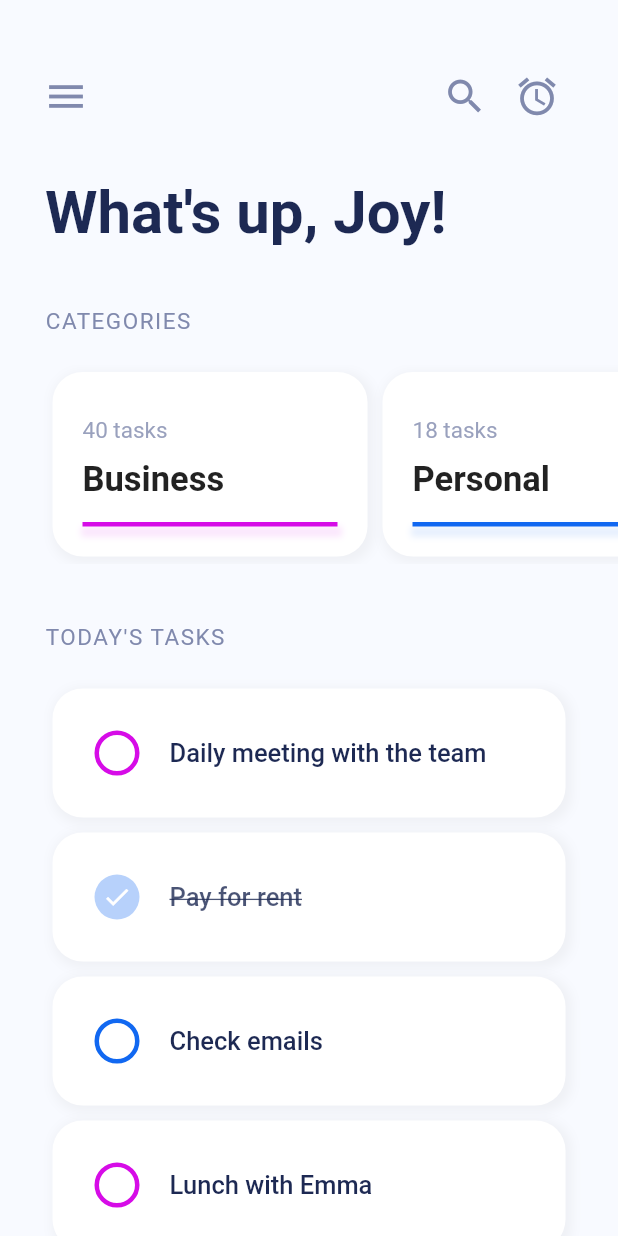
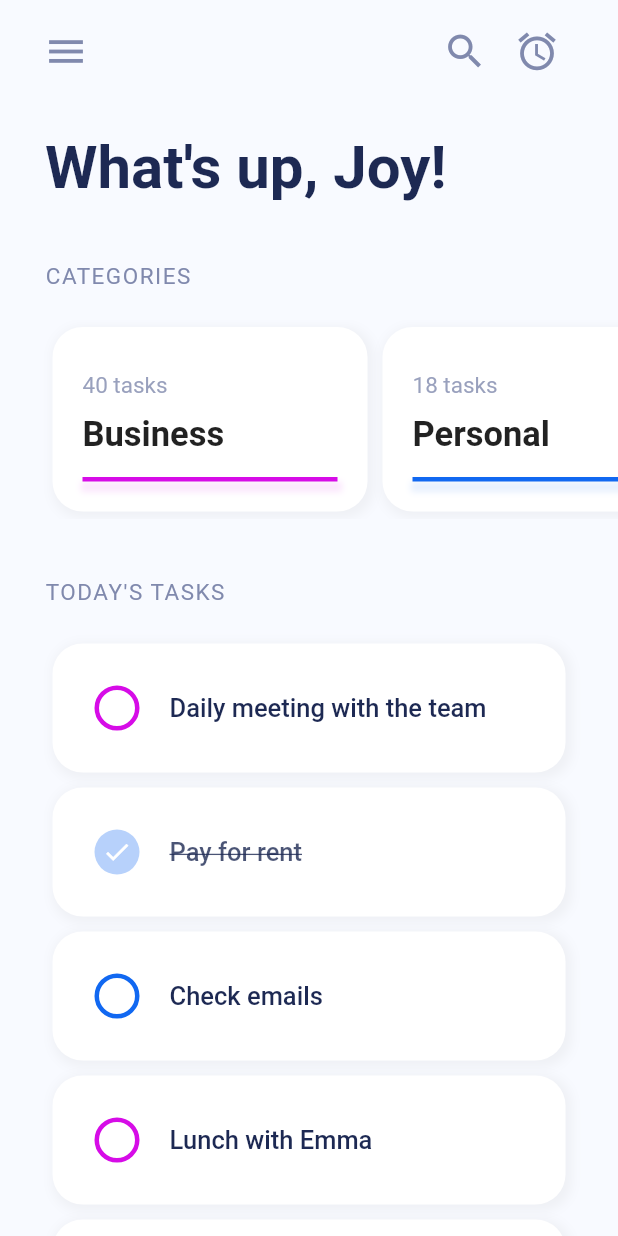
Before and after one commit to bjornnorgaard/flutter, a Flutter app: the screen it shows after launch, on a phone screen of 412 x 824 dp. Run offline on Flutter 3.47's test engine with Material 2 defaults, Android fonts, the phone set to English and light mode, and no system bars; our stand-ins replace google_fonts.

Commit message:
Updated padding and added safearea

```diff
--- a/todo_alex_arutuynov/lib/main.dart
+++ b/todo_alex_arutuynov/lib/main.dart
@@ -8,8 +8,8 @@ import 'screens/home/home_page.dart';
 void main() {
   SystemChrome.setSystemUIOverlayStyle(
     SystemUiOverlayStyle(
-      statusBarColor: Colors.transparent,
-      systemNavigationBarColor: Colors.transparent,
+      statusBarColor: Colors.grey.withOpacity(0.5),
+      //systemNavigationBarColor: Colors.grey.withOpacity(0.5),
     ),
   );
 
--- a/todo_alex_arutuynov/lib/screens/home/home_page.dart
+++ b/todo_alex_arutuynov/lib/screens/home/home_page.dart
@@ -12,13 +12,14 @@ class HomePage extends StatelessWidget {
   @override
   Widget build(BuildContext context) {
     return Scaffold(
-      body: SingleChildScrollView(
+      body: SafeArea(
+        child: SingleChildScrollView(
           child: Column(
             crossAxisAlignment: CrossAxisAlignment.start,
             children: [
               Padding(
                 padding: const EdgeInsets.only(
-                  top: 40,
+                    top: 10,
                     bottom: 30,
                     left: kleftPadding - 10,
                     right: krightPadding),
@@ -136,6 +137,7 @@ class HomePage extends StatelessWidget {
                 ),
               ),
             ],
+          ),
         ),
       ),
     );
```
Lines whose indentation alone changed are shown as unchanged.
